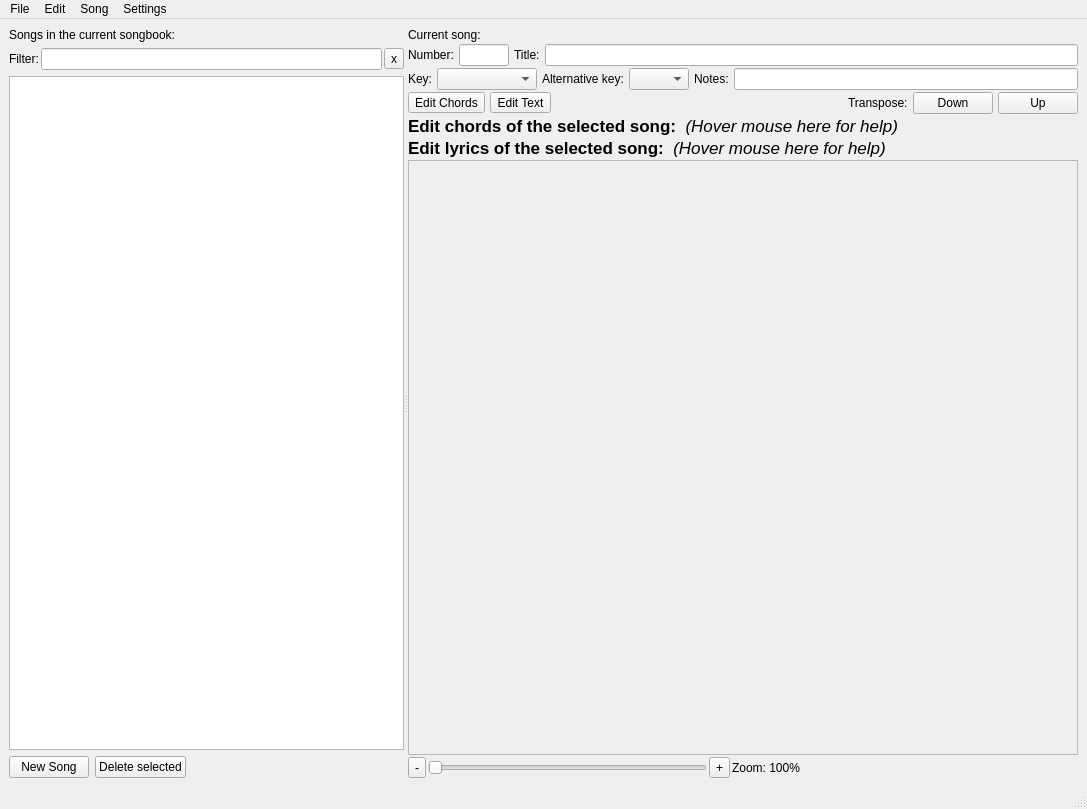
Before: the Qt Designer form src/softchord_main_window.ui in matvey83/softChord, drawn with Qt 5.
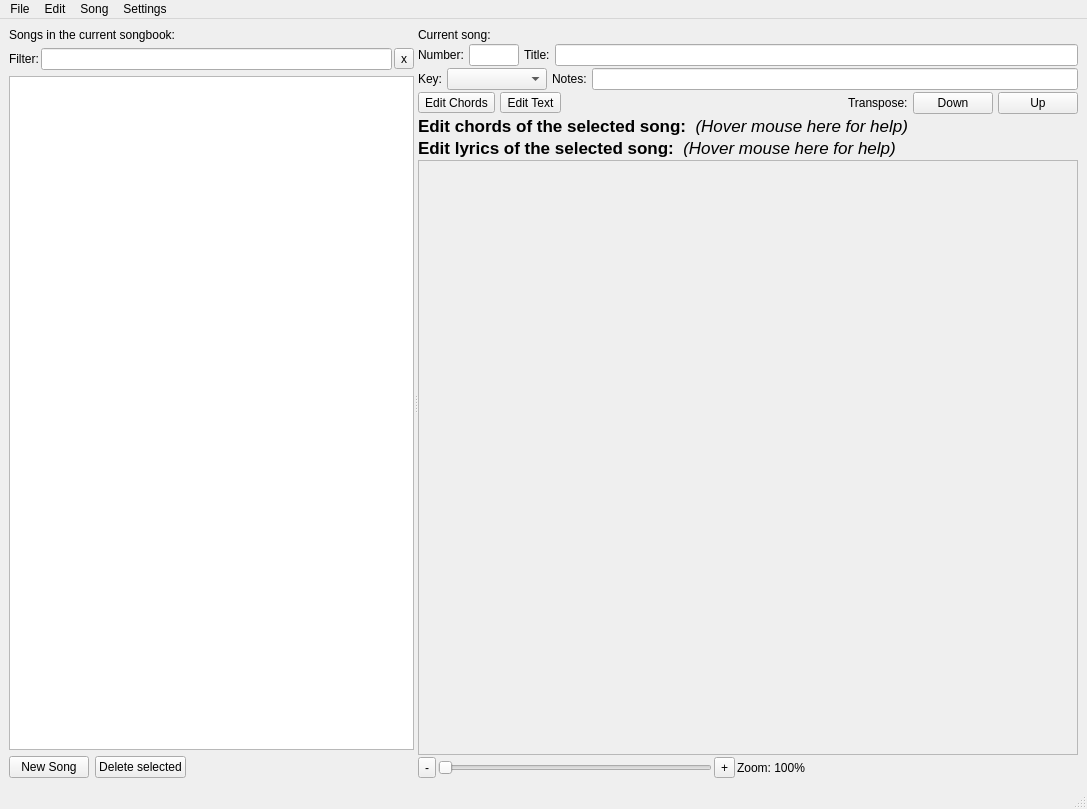
After: the same form once the commit is applied.

Diff of the .ui file:
```diff
--- a/src/softchord_main_window.ui
+++ b/src/softchord_main_window.ui
@@ -173,29 +173,6 @@
             </property>
            </widget>
           </item>
-          <item>
-           <widget class="QLabel" name="label_7">
-            <property name="text">
-             <string>Alternative key:</string>
-            </property>
-           </widget>
-          </item>
-          <item>
-           <widget class="QComboBox" name="song_alt_key_menu">
-            <property name="minimumSize">
-             <size>
-              <width>50</width>
-              <height>0</height>
-             </size>
-            </property>
-            <property name="maximumSize">
-             <size>
-              <width>60</width>
-              <height>16777215</height>
-             </size>
-            </property>
-           </widget>
-          </item>
           <item>
            <widget class="QLabel" name="label_11">
             <property name="text">
```
